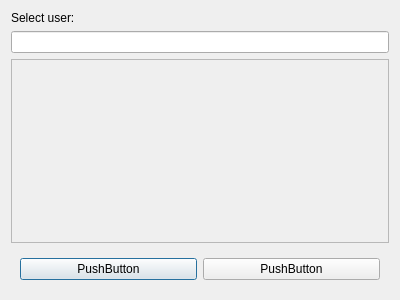
First picture: the form in client/assets/search_user.ui, repository fredima2x/aspm, before the edit.
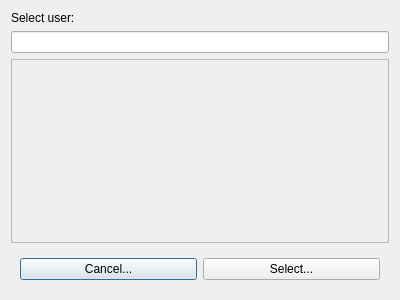
Second picture: the form after the edit.

Patch:
```diff
--- a/client/assets/search_user.ui
+++ b/client/assets/search_user.ui
@@ -47,14 +47,14 @@
       <item>
        <widget class="QPushButton" name="cancel_button">
         <property name="text">
-         <string>PushButton</string>
+         <string>Cancel...</string>
         </property>
        </widget>
       </item>
       <item>
        <widget class="QPushButton" name="enter_button">
         <property name="text">
-         <string>PushButton</string>
+         <string>Select...</string>
         </property>
        </widget>
       </item>
```
